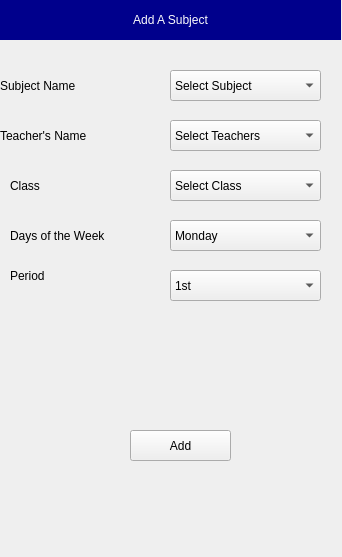
Above: addSubject.ui from AfolabiSunday/timetable_generator before the change. Below: the same form after it.
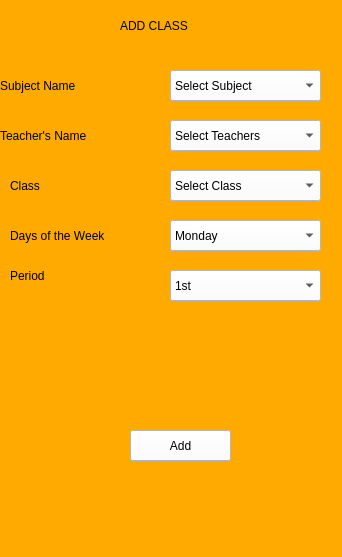
That is the form after the change.

What changed in the file:
```diff
--- a/addSubject.ui
+++ b/addSubject.ui
@@ -13,27 +13,11 @@
   <property name="windowTitle">
    <string>Form</string>
   </property>
-  <widget class="QLabel" name="label">
-   <property name="geometry">
-    <rect>
-     <x>0</x>
-     <y>-1</y>
-     <width>341</width>
-     <height>41</height>
-    </rect>
-   </property>
-   <property name="styleSheet">
-    <string notr="true">font: 75 10pt &quot;Verdana&quot;;
-background-color: rgb(0, 0, 140);
-color: rgb(252, 252, 252);</string>
-   </property>
-   <property name="text">
-    <string>Add A Subject</string>
-   </property>
-   <property name="alignment">
-    <set>Qt::AlignCenter</set>
-   </property>
-  </widget>
+  <property name="styleSheet">
+   <string notr="true">font: 10pt &quot;MS Shell Dlg 2&quot;;
+background-color: rgb(255, 170, 0);
+</string>
+  </property>
   <widget class="QLabel" name="label_2">
    <property name="geometry">
     <rect>
@@ -59,6 +43,9 @@
      <height>31</height>
     </rect>
    </property>
+   <property name="styleSheet">
+    <string notr="true">background-color: rgb(255, 255, 255);</string>
+   </property>
    <property name="text">
     <string>Add</string>
    </property>
@@ -72,6 +59,9 @@
      <height>31</height>
     </rect>
    </property>
+   <property name="styleSheet">
+    <string notr="true">background-color: rgb(255, 255, 255);</string>
+   </property>
    <item>
     <property name="text">
      <string>Select Subject</string>
@@ -236,6 +226,9 @@
      <height>31</height>
     </rect>
    </property>
+   <property name="styleSheet">
+    <string notr="true">background-color: rgb(255, 255, 255);</string>
+   </property>
    <item>
     <property name="text">
      <string>Select Teachers</string>
@@ -251,6 +244,9 @@
      <height>31</height>
     </rect>
    </property>
+   <property name="styleSheet">
+    <string notr="true">background-color: rgb(255, 255, 255);</string>
+   </property>
    <item>
     <property name="text">
      <string>Select Class</string>
@@ -296,6 +292,9 @@
      <height>31</height>
     </rect>
    </property>
+   <property name="styleSheet">
+    <string notr="true">background-color: rgb(255, 255, 255);</string>
+   </property>
    <item>
     <property name="text">
      <string>Monday</string>
@@ -331,6 +330,9 @@
      <height>31</height>
     </rect>
    </property>
+   <property name="styleSheet">
+    <string notr="true">background-color: rgb(255, 255, 255);</string>
+   </property>
    <item>
     <property name="text">
      <string>1st</string>
@@ -372,6 +374,22 @@
     </property>
    </item>
   </widget>
+  <widget class="QLabel" name="label">
+   <property name="geometry">
+    <rect>
+     <x>120</x>
+     <y>10</y>
+     <width>211</width>
+     <height>31</height>
+    </rect>
+   </property>
+   <property name="styleSheet">
+    <string notr="true">font: 75 11pt &quot;MS Shell Dlg 2&quot;;</string>
+   </property>
+   <property name="text">
+    <string>ADD CLASS</string>
+   </property>
+  </widget>
  </widget>
  <resources/>
  <connections/>
```
